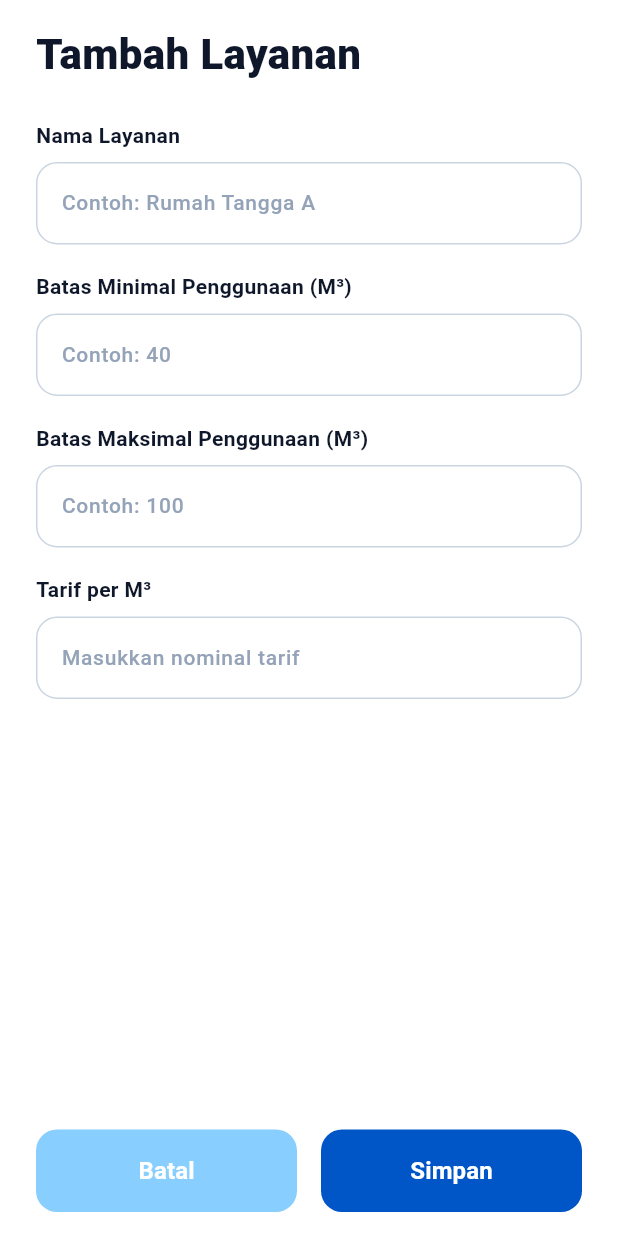
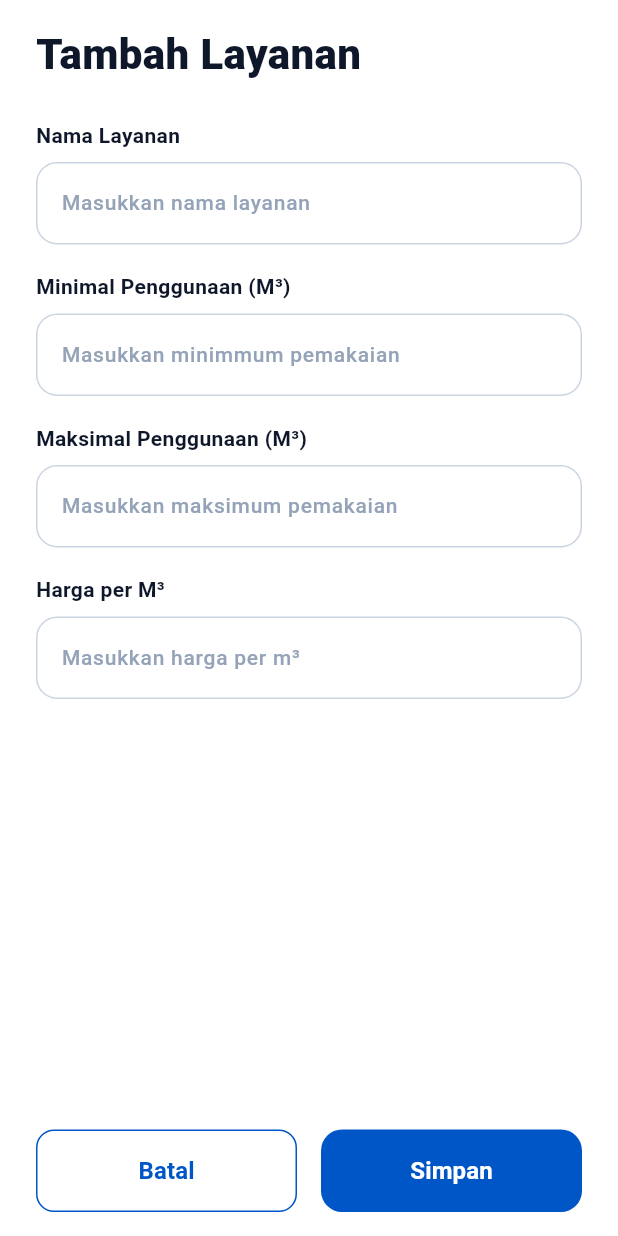
Before and after one commit to malikahroufghifari/pdam_app, a Flutter app: the TambahLayananView screen opened by its route, on a phone screen of 412 x 824 dp. Run offline on Flutter 3.47's test engine with Material 3 defaults, Android fonts, the phone set to English and light mode, and no system bars; our stand-ins replace flutter_native_splash, image_picker, shared_preferences; accounts and stored records are empty; network calls fail; Roboto replaces fonts that are missing (Poppins).

Commit message:
perbarui ui

```diff
--- a/lib/views/admin/tambah_service_view.dart
+++ b/lib/views/admin/tambah_service_view.dart
@@ -78,24 +78,24 @@ class _TambahLayananViewState extends State<TambahLayananView> {
                       buildInputField(
                         label: "Nama Layanan",
                         controller: nameCtrl,
-                        hint: "Contoh: Rumah Tangga A",
+                        hint: "Masukkan nama layanan",
                       ),
                       buildInputField(
-                        label: "Batas Minimal Penggunaan (M³)",
+                        label: "Minimal Penggunaan (M³)",
                         controller: minUsageCtrl,
-                        hint: "Contoh: 40",
+                        hint: "Masukkan minimmum pemakaian",
                         type: TextInputType.number,
                       ),
                       buildInputField(
-                        label: "Batas Maksimal Penggunaan (M³)",
+                        label: "Maksimal Penggunaan (M³)",
                         controller: maxUsageCtrl,
-                        hint: "Contoh: 100",
+                        hint: "Masukkan maksimum pemakaian",
                         type: TextInputType.number,
                       ),
                       buildInputField(
-                        label: "Tarif per M³",
+                        label: "Harga per M³",
                         controller: priceCtrl,
-                        hint: "Masukkan nominal tarif",
+                        hint: "Masukkan harga per m³",
                         type: TextInputType.number,
                       ),
                     ],
@@ -107,14 +107,19 @@ class _TambahLayananViewState extends State<TambahLayananView> {
                   Expanded(
                     child: ElevatedButton(
                       style: ElevatedButton.styleFrom(
-                        backgroundColor: const Color(0xFF88CEFE),
-                        foregroundColor: Colors.white,
-                        elevation: 0,
-                        padding: const EdgeInsets.symmetric(vertical: 16),
-                        shape: RoundedRectangleBorder(borderRadius: BorderRadius.circular(14)),
-                      ),
+                            backgroundColor: Colors.white,
+                            elevation: 0,
+                            side: const BorderSide(color: Color(0xFF0056C6)),
+                            padding: const EdgeInsets.symmetric(vertical: 16),
+                            shape: RoundedRectangleBorder(
+                              borderRadius: BorderRadius.circular(12),
+                            ),
+                          ),
                       onPressed: () => Navigator.pop(context, false),
-                      child: const Text("Batal", style: TextStyle(fontWeight: FontWeight.w700, fontSize: 16)),
+                      child: const Text(
+                            "Batal",
+                            style: TextStyle(color: Color(0xFF0056C6),fontWeight: FontWeight.w700, fontSize: 16),
+                          ),
                     ),
                   ),
                   const SizedBox(width: 16),
--- a/lib/views/customer/bill_customer_view.dart
+++ b/lib/views/customer/bill_customer_view.dart
@@ -70,7 +70,6 @@ class _CustomerBillViewState extends State<CustomerBillView> {
   String _determineStatus(Map b) {
     final int billId = b["id"] ?? 0;
 
-    // KUNCI UTAMA: Jika ID tagihan ini ada di list ditolak lokal HP, WAJIB LANGSUNG DITOLAK!
     if (_localRejectedBillIds.contains(billId)) {
       return "DITOLAK (BAYAR ULANG)";
     }
--- a/lib/views/register_view.dart
+++ b/lib/views/register_view.dart
@@ -342,7 +342,7 @@ class _RegisterViewState extends State<RegisterView> {
                             controller: customerNumber,
                             style: const TextStyle(color: Colors.black),
                             decoration: _customInputDecoration(
-                              "Masukan No. Pelanggan",
+                              "Masukan NIK",
                             ),
                             validator: (v) =>
                                 selectedRole == "CUSTOMER" && v!.isEmpty
```
Also changed, not shown: lib/views/admin/customer_detail_view.dart (+10 -10 lines), lib/views/admin/customer_view.dart (+5 -11 lines), lib/views/admin/dashboard_admin_view.dart (+24 -16 lines), lib/views/admin/edit_customer_view.dart (+62 -7 lines), lib/views/admin/service_view.dart (+12 -25 lines), pubspec.yaml (+8 -0 lines), assets/PDAM APP.png (added), lib/views/admin/bill_detail_view.dart (line endings or trailing spaces), lib/views/customer/dashboard_customer_view.dart (line endings or trailing spaces), pubspec.lock, 30 other files.
